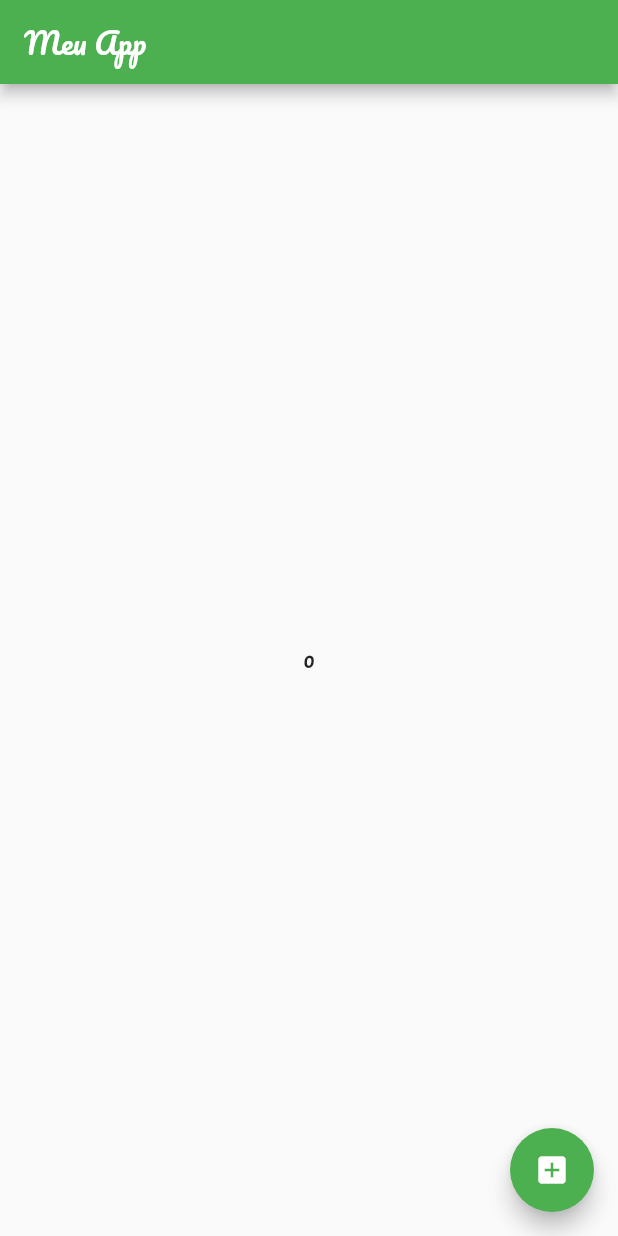
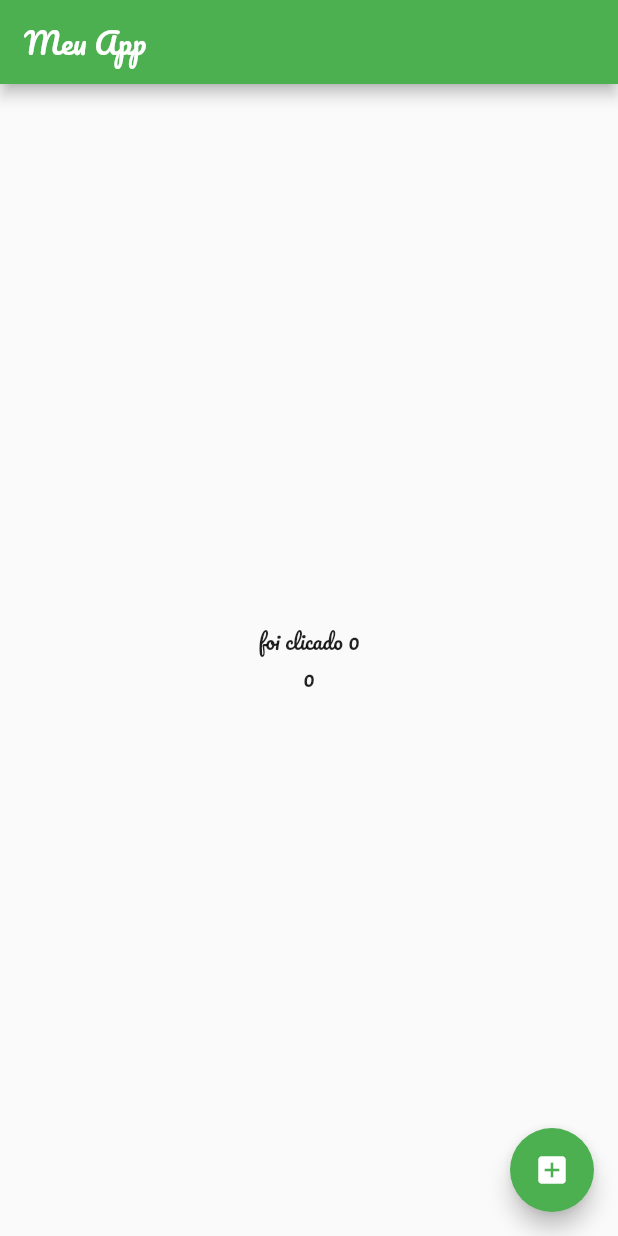
Before and after one commit to FilipeMaiaBR45/trilhaapp-dio, a Flutter app: the screen it shows after launch, on a phone screen of 412 x 824 dp. Run offline on Flutter 3.47's test engine with Material 2 defaults, Android fonts, the phone set to English and light mode, and no system bars; our stand-ins replace google_fonts.

Commit message:
add qtdClicks

```diff
--- a/lib/pages/home_page.dart
+++ b/lib/pages/home_page.dart
@@ -13,7 +13,7 @@ class HomePage extends StatefulWidget {
 
 class _HomePageState extends State<HomePage> {
   var numberGenerate = 0;
-
+  var qtdClicks = 0;
   @override
   Widget build(BuildContext context) {
     return Scaffold(
@@ -23,15 +23,25 @@ class _HomePageState extends State<HomePage> {
           // style: GoogleFonts.pacifico(),
         ),
       ),
-      body: Center(
-          child: Text(
-        numberGenerate.toString(),
-        //style: GoogleFonts.acme(fontSize: 20),
-      )),
+      body: Column(
+        mainAxisAlignment: MainAxisAlignment.center,
+        children: [
+          Center(
+            child: Text("foi clicado $qtdClicks"),
+          ),
+          Center(
+            child: Text(
+              numberGenerate.toString(),
+              //style: GoogleFonts.acme(fontSize: 20),
+            ),
+          ),
+        ],
+      ),
       floatingActionButton: FloatingActionButton(
         child: const Icon(Icons.add_box),
         onPressed: () {
           setState(() {
+            qtdClicks++;
             numberGenerate =
                 GenerateNumberRandomService.generateRandomNumber(1000);
           });
```
